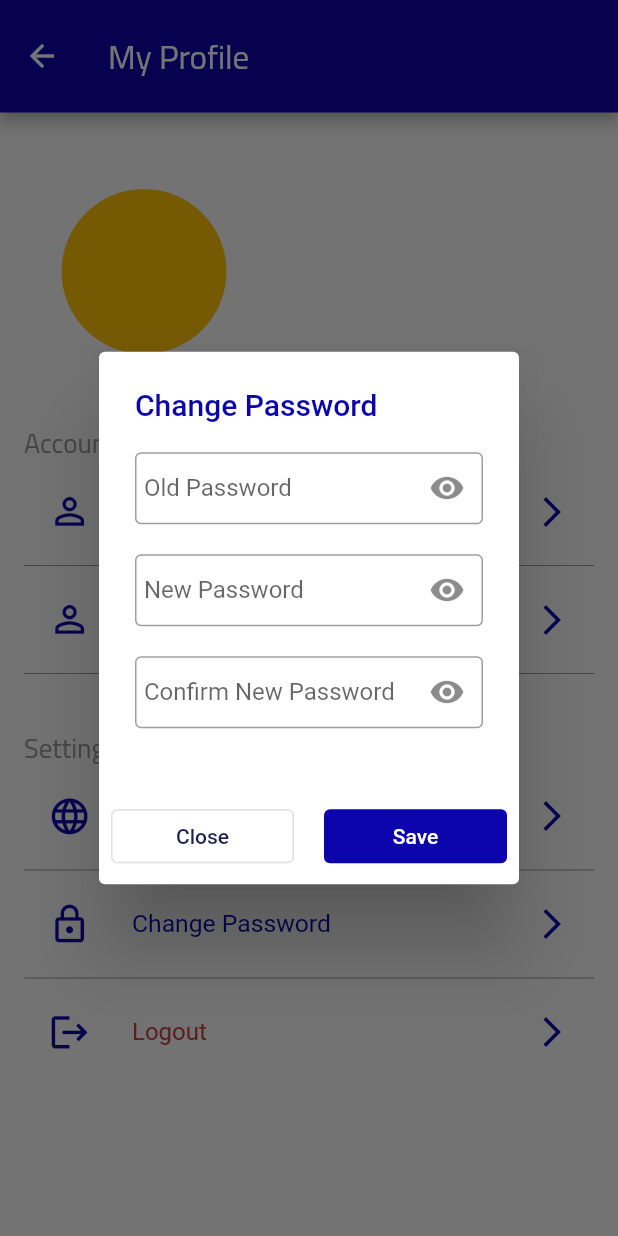
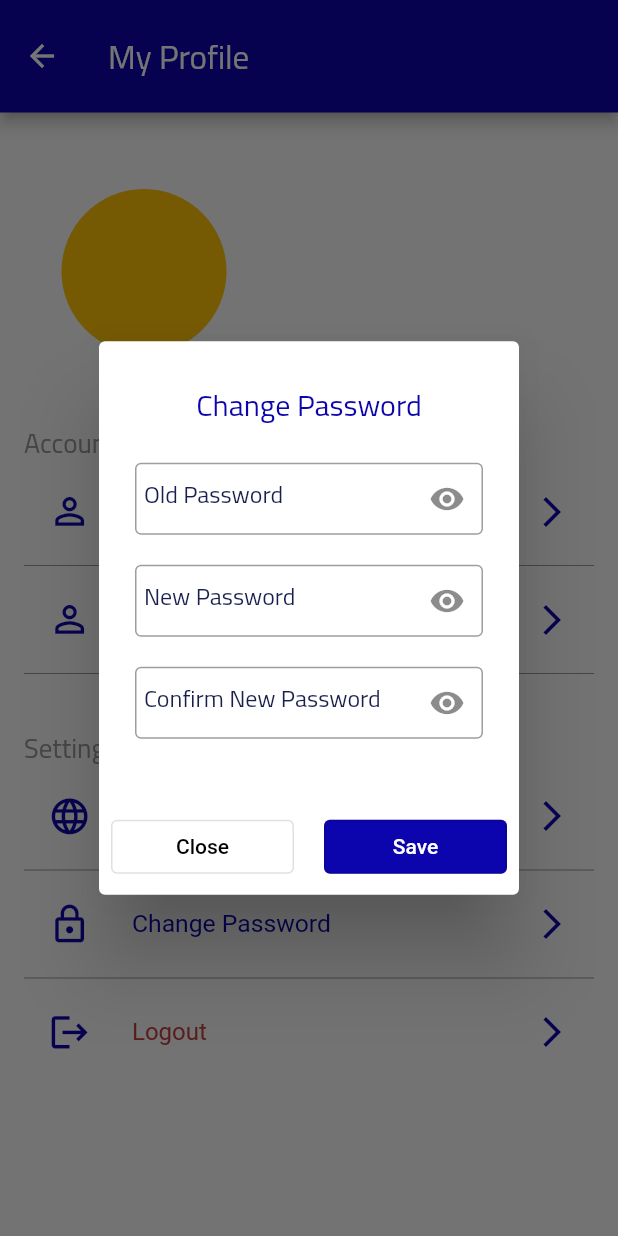
Before and after one commit to reemali97/sahelmobileapplicationLatest, a Flutter app: the ProfileScreen screen opened directly, after a tap on "Change Password", on a phone screen of 412 x 824 dp. Run offline on Flutter 3.47's test engine with Material 2 defaults, Android fonts, the phone set to English and light mode, and no system bars; our stand-ins replace bloc, dio, equatable, flutter_bloc, flutter_svg, fluttertoast and 2 more; accounts and stored records are empty; network calls fail.

Commit message:
change Password bloc

```diff
--- a/lib/config/bloc_providers.dart
+++ b/lib/config/bloc_providers.dart
@@ -1,5 +1,6 @@
 import 'package:flutter/material.dart';
 import 'package:flutter_bloc/flutter_bloc.dart';
+import 'package:sahelmobileapplication/features/profile/presentation/blocs/change_password/change_password_bloc.dart';
 import '../core/injection/injection.export.dart' as di;
 import '../features/features.export.dart';
 
@@ -14,6 +15,8 @@ MultiBlocProvider listOfBlocProviders({Widget? child}) {
       ///Profile Feature Blocs
       BlocProvider<PersonalInfoBloc>(create: (context)=> PersonalInfoBloc(),),
 
+      BlocProvider<ChangePasswordBloc>(create: (context)=> ChangePasswordBloc(),),
+
 
     ],
     child: child!,
--- /dev/null
+++ b/lib/features/profile/presentation/blocs/change_password/change_password_bloc.dart
@@ -0,0 +1,36 @@
+import 'package:bloc/bloc.dart';
+import 'package:flutter/cupertino.dart';
+import 'package:flutter_bloc/flutter_bloc.dart';
+import 'change_password_bloc.export.dart';
+
+
+
+class ChangePasswordBloc extends Cubit<ChangePasswordState> {
+  ChangePasswordBloc() : super(ChangePasswordInitial());
+  static ChangePasswordBloc get(context) => BlocProvider.of(context);
+  bool? oldPasswordVisibility = true;
+  bool? newPasswordVisibility = true;
+  bool? confirmPasswordVisibility = true;
+
+  void onVisibilityOldPass(){
+    oldPasswordVisibility=!oldPasswordVisibility!;
+    emit(OnVisibilityOldPassState());
+  }
+  void onVisibilityNewPass(){
+    newPasswordVisibility=!newPasswordVisibility!;
+    emit(OnVisibilityNewPassState());
+  }
+  void onVisibilityConfirmPass(){
+    confirmPasswordVisibility=!confirmPasswordVisibility!;
+    emit(OnVisibilityConfirmPassState());
+  }
+  Future<void> onChangePassword(BuildContext context) async{
+    try{
+      emit(SuccessChangePassword(success:"Success"));
+    }
+    catch(onError){
+      emit(ErrorChangePassword(onError: onError.toString()));
+    }
+
+  }
+}
--- /dev/null
+++ b/lib/features/profile/presentation/blocs/change_password/change_password_bloc.export.dart
@@ -0,0 +1,2 @@
+export 'change_password_bloc.dart';
+export 'change_password_state.dart';
--- /dev/null
+++ b/lib/features/profile/presentation/blocs/change_password/change_password_state.dart
@@ -0,0 +1,30 @@
+
+abstract class ChangePasswordState {}
+
+class ChangePasswordInitial extends ChangePasswordState {}
+class SuccessChangePassword extends ChangePasswordState {
+  final String? success;
+
+  SuccessChangePassword({this.success});
+}
+
+class OnVisibilityOldPassState extends ChangePasswordState{
+  @override
+  List<Object?> get props => [];
+}
+
+class OnVisibilityNewPassState extends ChangePasswordState{
+  @override
+  List<Object?> get props => [];
+}
+
+class OnVisibilityConfirmPassState extends ChangePasswordState{
+  @override
+  List<Object?> get props => [];
+}
+
+class ErrorChangePassword extends ChangePasswordState {
+  final String? onError;
+
+  ErrorChangePassword({this.onError});
+}
--- a/lib/features/profile/presentation/screens/profile_screen.dart
+++ b/lib/features/profile/presentation/screens/profile_screen.dart
@@ -84,7 +84,7 @@ class ProfileScreen extends StatelessWidget {
     languageDialog(context: context);
   }
   void showChangePassDialog(BuildContext context){
-    changPasswordDialog(context: context);
+    ChangePasswordDialog.showChangPasswordDialog(context: context);
   }
 
 }
--- a/lib/features/profile/presentation/widgets/change_pass_dialog.dart
+++ b/lib/features/profile/presentation/widgets/change_pass_dialog.dart
@@ -1,76 +1,123 @@
 import 'package:flutter/material.dart';
+import 'package:flutter_bloc/flutter_bloc.dart';
 import 'package:sahelmobileapplication/core/core.export.dart';
+import 'package:sahelmobileapplication/features/profile/presentation/blocs/change_password/change_password_bloc.export.dart';
 
-Future<void> changPasswordDialog({BuildContext? context}) async {
-  var oldPassController= TextEditingController();
-  var newPassController= TextEditingController();
-  var confirmPassController= TextEditingController();
+class ChangePasswordDialog {
+  static final _formKey = GlobalKey<FormState>();
+  static var oldPassController = TextEditingController();
+  static var newPassController = TextEditingController();
+  static var confirmPassController = TextEditingController();
+
+  static Future<void> showChangPasswordDialog({BuildContext? context}) async {
     return showDialog(
       context: context!,
       barrierDismissible: true,
       builder: (BuildContext context) {
+        return BlocConsumer<ChangePasswordBloc, ChangePasswordState>(
+          listener: (context, state) {
+            if(state is SuccessChangePassword){
+              ShowToastSnackBar.showSnackBars(context, message: state.success);
+            } if(state is ErrorChangePassword){
+              ShowToastSnackBar.showSnackBars(context, message: state.onError);
+            }
+
+          },
+          builder: (context, state) {
             return AlertDialog(
-        title: const Text('Change Password',style: TextStyle(color: ColorHelper.primaryColor),),
+              title: const Center(
+                child: Text(
+                  'Change Password',
+                  style: TextStyle(
+                    color: ColorHelper.primaryColor,
+                    fontFamily: FontsHelper.cairo,
+                  ),
+                ),
+              ),
               content: SizedBox(
                 height: 200,
+                width: double.infinity,
+                child: Form(
+                  key: _formKey,
+                  child: SingleChildScrollView(
                     child: Column(
                       children: [
                         TextFieldApp(
+                          obscureText: ChangePasswordBloc.get(context).oldPasswordVisibility,
                           controller: oldPassController,
                           labelText: "Old Password",
-                labelStyle: const TextStyle(fontSize:16),
+                          labelStyle: const TextStyle(
+                              fontSize: 16,
+                              color: ColorHelper.primaryColor2,
+                              fontFamily: FontsHelper.cairo),
                           borderColor: Colors.grey,
                           borderRadius: 4,
-                suffixIcon: const Icon(Icons.visibility),
+                          suffixIcon: IconButton(
+                              onPressed: () {
+                                ChangePasswordBloc.get(context).onVisibilityOldPass();
+                              },
+                              icon: ChangePasswordBloc.get(context).oldPasswordVisibility==true? const Icon(Icons.visibility) :const Icon(Icons.visibility_off)),
                         ),
                         const SizedBox(
                           height: 20,
                         ),
                         TextFieldApp(
+                          obscureText:ChangePasswordBloc.get(context).newPasswordVisibility,
                           controller: newPassController,
                           labelText: "New Password",
-                labelStyle: const TextStyle(fontSize:16),
+                          labelStyle: const TextStyle(
+                              fontSize: 16,
+                              color: ColorHelper.primaryColor2,
+                              fontFamily: FontsHelper.cairo),
                           borderColor: Colors.grey,
                           borderRadius: 4,
-                suffixIcon: const Icon(Icons.visibility),
+                          suffixIcon: IconButton(
+                              onPressed: () {
+                                ChangePasswordBloc.get(context).onVisibilityNewPass();
+                              },
+                              icon: ChangePasswordBloc.get(context).newPasswordVisibility==true? const Icon(Icons.visibility) :const Icon(Icons.visibility_off)),
                         ),
                         const SizedBox(
                           height: 20,
                         ),
                         TextFieldApp(
+                          obscureText: ChangePasswordBloc.get(context).confirmPasswordVisibility,
                           controller: confirmPassController,
                           labelText: "Confirm New Password",
-                labelStyle: const TextStyle(fontSize:16),
+                          labelStyle: const TextStyle(
+                              fontSize: 16,
+                              color: ColorHelper.primaryColor2,
+                              fontFamily: FontsHelper.cairo),
                           borderColor: Colors.grey,
                           borderRadius: 4,
-                suffixIcon: const Icon(Icons.visibility),
+                          suffixIcon: IconButton(
+                              onPressed: () {
+                                ChangePasswordBloc.get(context).onVisibilityConfirmPass();
+                                },
+                              icon:  ChangePasswordBloc.get(context).confirmPasswordVisibility==true? const Icon(Icons.visibility) :const Icon(Icons.visibility_off)),
                         ),
-
                       ],
                     ),
                   ),
-        actions: <Widget>[
+                ),
+              ),
+              actions: [
                 Row(
                   children: [
-              Expanded(
-                child: OutlinedButton(
-                  child: const Text('Close',style: TextStyle(color:ColorHelper.primaryColor2 ),),
-                  onPressed: () {
-                    Navigator.of(context).pop();
-                  },
-                ),
+                    passDialogButton(
+                      context: context,
+                      title: 'Close',
+                      onPressed: () => Navigator.pop(context),
+                      textColor: Colors.black,
                     ),
                     const SizedBox(
                       width: 20,
                     ),
-              Expanded(
-                child: TextButton(
-                  style:TextButton.styleFrom (backgroundColor: ColorHelper.primaryColor),
-                  child: const Text('Save',style: TextStyle(color:Colors.white ),),
-                  onPressed: () {
-                    Navigator.of(context).pop();
-                  },
-                ),
+                    passDialogButton(
+                      context: context,
+                      title: 'Save',
+                      onPressed: () => onSave(context: context),
+                      backgroundColor: ColorHelper.primaryColor,
                     ),
                   ],
                 ),
@@ -78,4 +125,40 @@ Future<void> changPasswordDialog({BuildContext? context}) async {
             );
           },
         );
+      },
+    );
   }
+
+  static Widget passDialogButton(
+      {BuildContext? context,
+        VoidCallback? onPressed,
+        String? title = '',
+        Color? textColor,
+        Color? backgroundColor = Colors.white}) {
+    return Expanded(
+      child: OutlinedButton(
+        style: ButtonStyle(
+          backgroundColor: MaterialStateProperty.all(backgroundColor),
+        ),
+        child: Text(
+          '$title',
+          style: TextStyle(color: textColor ?? Colors.white),
+        ),
+        onPressed: onPressed ?? () {},
+      ),
+    );
+  }
+
+  static void onSave({BuildContext? context}) {
+    if (oldPassController.text.isEmpty ||
+        newPassController.text.isEmpty ||
+        confirmPassController.text.isEmpty) {
+      ShowToastSnackBar.showSnackBars(context!,
+          message: 'Old/New/Confirm password must be not empty');
+      return;
+    }
+
+    ChangePasswordBloc.get(context).onChangePassword(context!);
+    Navigator.pop(context);
+  }
+}
```
Also changed, not shown: lib/features/authentication/data/models/user_model.dart (line endings or trailing spaces). Lines whose indentation alone changed are shown as unchanged.
